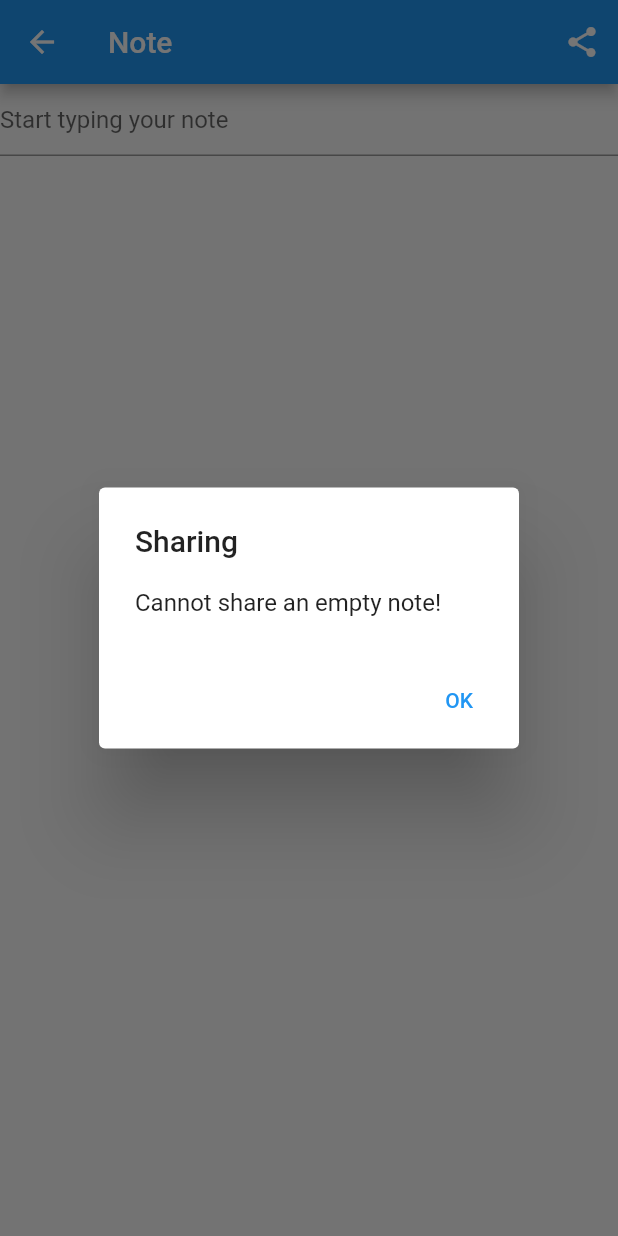
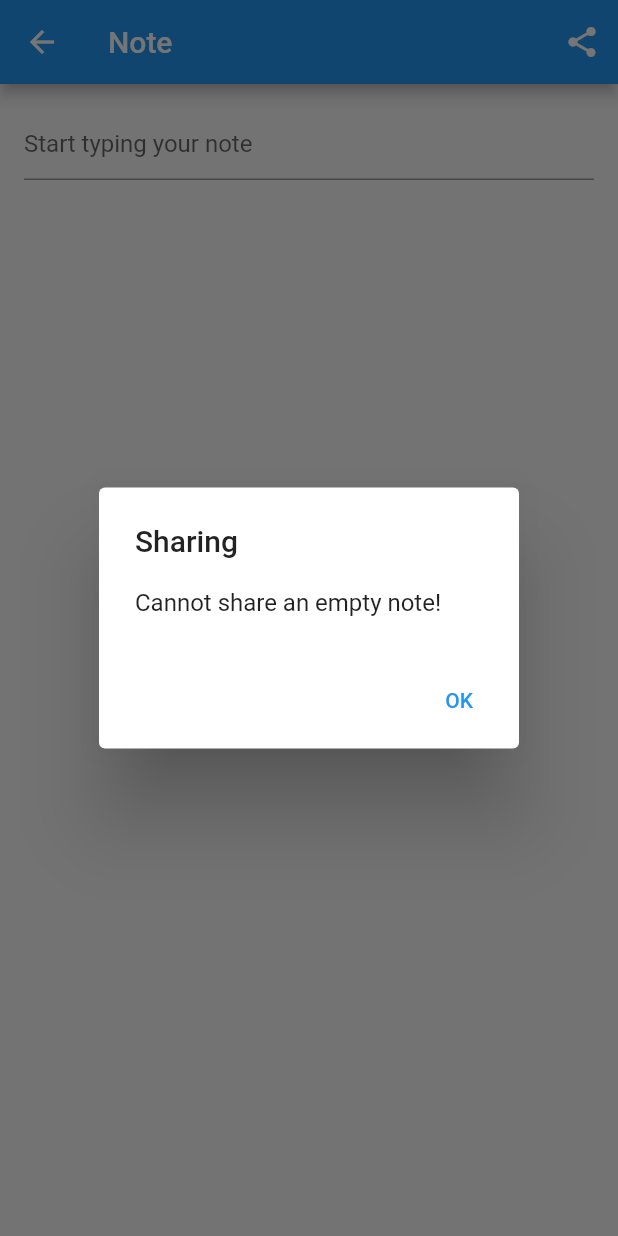
Before and after one commit to aiqmlcom/qnotes, a Flutter app: the CreateUpdateNoteView screen opened by its route, after a tap on the "share" icon, on a phone screen of 412 x 824 dp. Run offline on Flutter 3.47's test engine with Material 2 defaults, Android fonts, the phone set to English and light mode, and no system bars; our stand-ins replace bloc, cloud_firestore, equatable, firebase_auth, firebase_core, flutter_bloc and 1 more; accounts and stored records are empty; generated files the repository leaves out were written again; network calls fail.

Commit message:
L10n and Layout adjustments

```diff
--- a/lib/l10n/intl_si.arb
+++ b/lib/l10n/intl_si.arb
@@ -28,7 +28,7 @@
     "login_view_prompt": "සටහන් තැබීමට ඔබගේ ගිණුමට ඇතුළු වන්න. පරිශීලක නාමය සහ මුරපදය ඇතුලත් කරන්න.",
 
     "login_view_forgot_password": "මට මුරපදය මතක නෑ",
-    "login_view_not_registered_yet": "තාම ලියාපදිංචි නැද්ද? මෙතනින් ලියාපදිංචි වෙන්න.!",
+    "login_view_not_registered_yet": "තාම ලියාපදිංචි නැද්ද? මෙතනින් ලියාපදිංචි වෙන්න!",
 
     "email_text_field_placeholder": "විද්‍යුත් තැපැල් ලිපිනය මෙතන යොදන්න...",
     "password_text_field_placeholder": "මුරපදය මෙතන යොදන්න...",
--- a/lib/main.dart
+++ b/lib/main.dart
@@ -66,7 +66,7 @@ class HomePage extends StatelessWidget {
           return const RegisterView();
         } else {
           return const Scaffold(
-            body: CircularProgressIndicator(),
+            body: Center(child: CircularProgressIndicator()),
           );
         }
       },
--- a/lib/views/notes/create_update_note_view.dart
+++ b/lib/views/notes/create_update_note_view.dart
@@ -108,7 +108,9 @@ class _CreateUpdateNoteViewState extends State<CreateUpdateNoteView> {
           )
         ],
       ),
-      body: FutureBuilder(
+      body: Padding(
+        padding: const EdgeInsets.all(16.0),
+        child: FutureBuilder(
           future: createOrGetExistingNote(context),
           builder: (context, snapshot) {
             switch (snapshot.connectionState) {
@@ -127,6 +129,7 @@ class _CreateUpdateNoteViewState extends State<CreateUpdateNoteView> {
             }
           },
         ),
+      ),
     );
   }
 }
--- a/lib/views/notes/notes_view.dart
+++ b/lib/views/notes/notes_view.dart
@@ -99,10 +99,10 @@ class _NotesViewState extends State<NotesView> {
                     },
                   );
                 } else {
-                  return const CircularProgressIndicator();
+                  return const Center(child: CircularProgressIndicator());
                 }
               default:
-                return const CircularProgressIndicator();
+                return const Center(child: CircularProgressIndicator());
             }
           },
         ));
```
Lines whose indentation alone changed are shown as unchanged.
